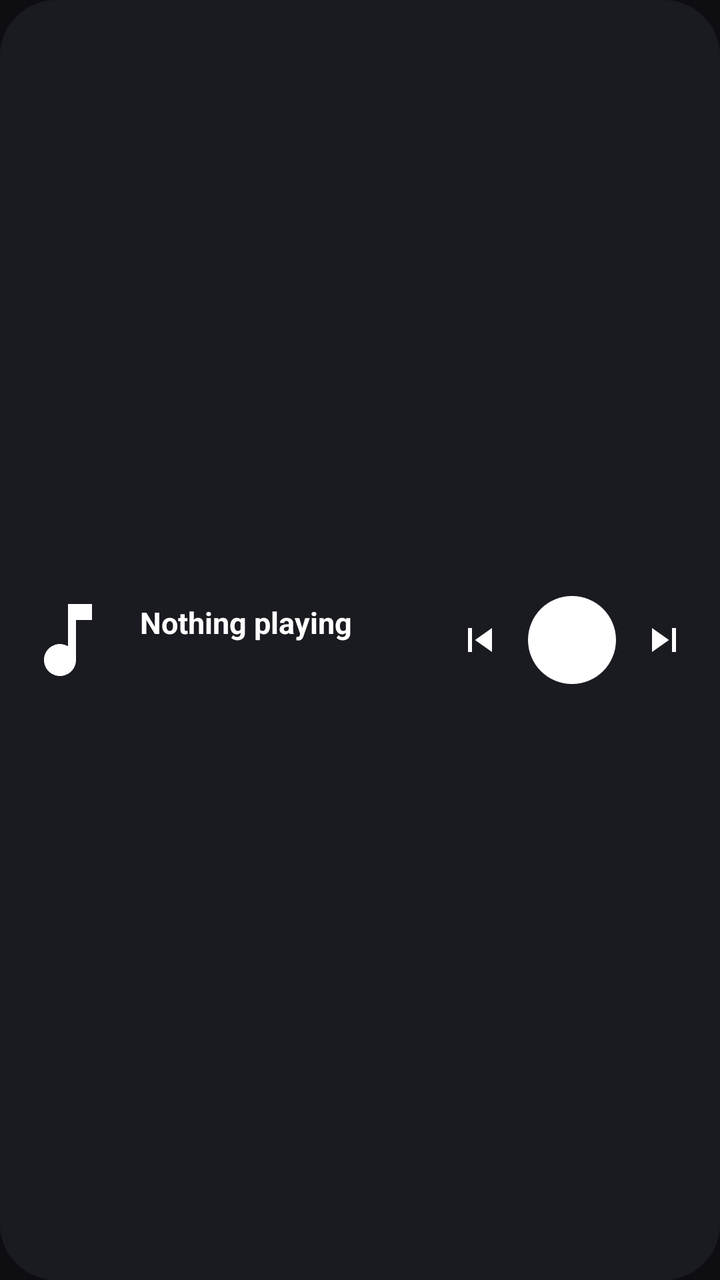
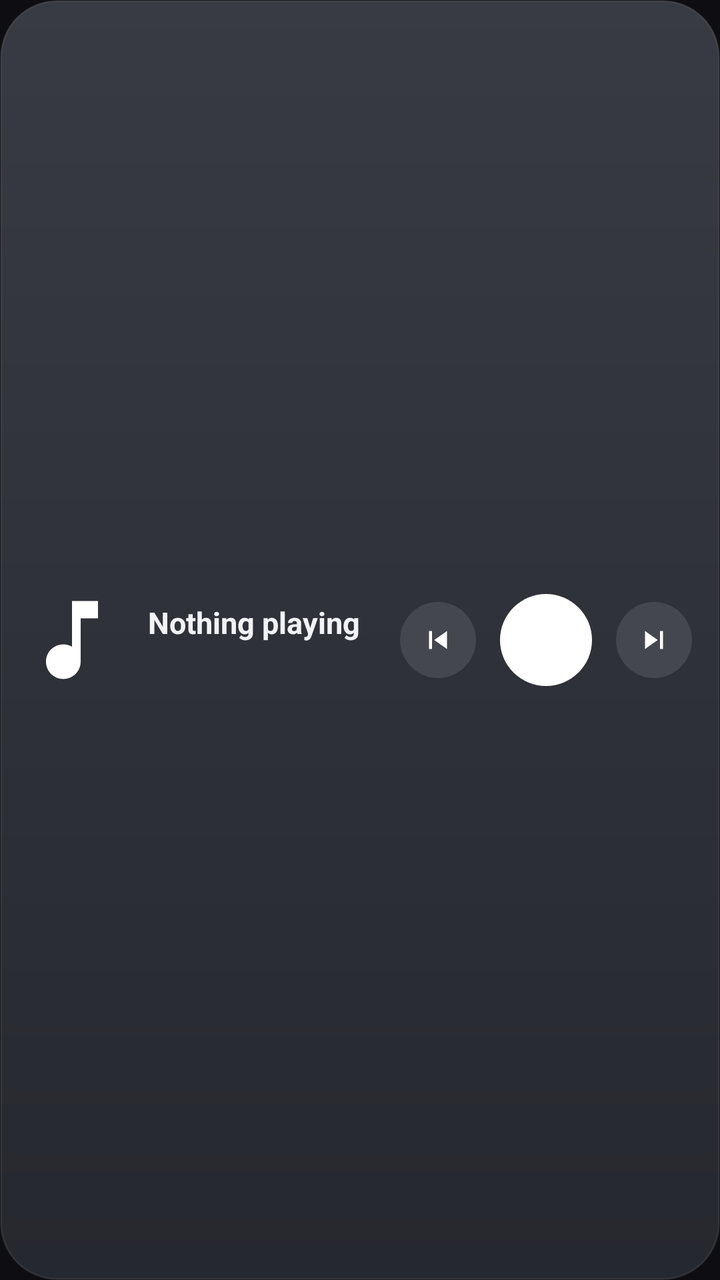

Two renders of the same Android screen: before a commit and after it. Below are the layout's source before the change and the commit's diff.
<!-- AndroidManifest.xml: application theme Theme.Pocketfader -->
<!-- res/layout/widget_now_bar.xml -->
<?xml version="1.0" encoding="utf-8"?>
<FrameLayout xmlns:android="http://schemas.android.com/apk/res/android" android:id="@+id/root" android:layout_width="match_parent" android:layout_height="match_parent" android:background="@drawable/widget_bg">
    <ImageView android:id="@+id/bg" android:layout_width="match_parent" android:layout_height="match_parent" android:scaleType="fitXY" android:contentDescription="@null" />
    <LinearLayout android:layout_width="match_parent" android:layout_height="match_parent" android:orientation="horizontal" android:gravity="center_vertical" android:paddingStart="10dp" android:paddingEnd="8dp">
        <ImageView android:id="@+id/cover" android:layout_width="48dp" android:layout_height="48dp" android:scaleType="fitXY" android:src="@drawable/ic_w_music" android:contentDescription="Cover" />
        <LinearLayout android:layout_width="0dp" android:layout_height="wrap_content" android:layout_weight="1" android:layout_marginStart="12dp" android:orientation="vertical">
            <TextView android:id="@+id/title" android:layout_width="match_parent" android:layout_height="wrap_content" android:textColor="#FFFFFFFF" android:textSize="15sp" android:textStyle="bold" android:singleLine="true" android:ellipsize="end" android:text="Nothing playing" />
            <TextView android:id="@+id/artist" android:layout_width="match_parent" android:layout_height="wrap_content" android:textColor="#DDFFFFFF" android:textSize="12.5sp" android:singleLine="true" android:ellipsize="end" />
        </LinearLayout>
        <ImageView android:id="@+id/prev" android:layout_width="40dp" android:layout_height="40dp" android:padding="8dp"
                android:src="@drawable/ic_w_prev" android:background="?android:attr/selectableItemBackgroundBorderless" android:contentDescription="Previous" />
        <FrameLayout android:id="@+id/play_box" android:layout_width="44dp" android:layout_height="44dp" android:layout_marginStart="4dp" android:layout_marginEnd="4dp">
                <ImageView android:id="@+id/play_bg" android:layout_width="match_parent" android:layout_height="match_parent" android:src="@drawable/widget_circle" android:contentDescription="@null" />
                <ImageView android:id="@+id/play" android:layout_width="24dp" android:layout_height="24dp" android:layout_gravity="center" android:src="@drawable/ic_w_play" android:contentDescription="Play or pause" />
            </FrameLayout>
        <ImageView android:id="@+id/next" android:layout_width="40dp" android:layout_height="40dp" android:padding="8dp"
                android:src="@drawable/ic_w_next" android:background="?android:attr/selectableItemBackgroundBorderless" android:contentDescription="Next" />
    </LinearLayout>
</FrameLayout>
<!-- resources referenced by this layout -->
<resources>
  <!-- drawable ic_w_music (drawable) -->
  <?xml version="1.0" encoding="utf-8"?>
  <vector xmlns:android="http://schemas.android.com/apk/res/android"
      android:width="24dp" android:height="24dp" android:viewportWidth="24" android:viewportHeight="24">
      <path android:fillColor="#FFFFFFFF" android:pathData="M12,3v10.55c-0.59,-0.34 -1.27,-0.55 -2,-0.55 -2.21,0 -4,1.79 -4,4s1.79,4 4,4 4,-1.79 4,-4V7h4V3h-6z" />
  </vector>
  <!-- drawable ic_w_next (drawable) -->
  <?xml version="1.0" encoding="utf-8"?>
  <vector xmlns:android="http://schemas.android.com/apk/res/android"
      android:width="24dp" android:height="24dp" android:viewportWidth="24" android:viewportHeight="24">
      <path android:fillColor="#FFFFFFFF" android:pathData="M6,18l8.5,-6L6,6v12zM16,6v12h2V6h-2z" />
  </vector>
  <!-- drawable ic_w_play (drawable) -->
  <?xml version="1.0" encoding="utf-8"?>
  <vector xmlns:android="http://schemas.android.com/apk/res/android"
      android:width="24dp" android:height="24dp" android:viewportWidth="24" android:viewportHeight="24">
      <path android:fillColor="#FFFFFFFF" android:pathData="M8,5v14l11,-7z" />
  </vector>
  <!-- drawable ic_w_prev (drawable) -->
  <?xml version="1.0" encoding="utf-8"?>
  <vector xmlns:android="http://schemas.android.com/apk/res/android"
      android:width="24dp" android:height="24dp" android:viewportWidth="24" android:viewportHeight="24">
      <path android:fillColor="#FFFFFFFF" android:pathData="M6,6h2v12H6zm3.5,6l8.5,6V6z" />
  </vector>
  <!-- drawable widget_bg (drawable) -->
  <?xml version="1.0" encoding="utf-8"?>
  <shape xmlns:android="http://schemas.android.com/apk/res/android" android:shape="rectangle"><solid android:color="#F01B1B22" /><corners android:radius="28dp" /></shape>
  <!-- drawable widget_circle (drawable) -->
  <?xml version="1.0" encoding="utf-8"?>
  <shape xmlns:android="http://schemas.android.com/apk/res/android" android:shape="oval"><solid android:color="#FFFFFFFF" /></shape>
  <style name="Theme.Pocketfader" parent="@android:style/Theme.Material.NoActionBar">
          <item name="android:windowBackground">@color/pf_window</item>
          <item name="android:statusBarColor">@android:color/transparent</item>
          <item name="android:navigationBarColor">@android:color/transparent</item>
      </style>
  <color name="pf_window">#0E0E12</color>
</resources>

<!-- the commit's change to res/layout/widget_now_bar.xml (unified diff, before → after) -->
@@ -1,19 +1,20 @@
 <?xml version="1.0" encoding="utf-8"?>
-<FrameLayout xmlns:android="http://schemas.android.com/apk/res/android" android:id="@+id/root" android:layout_width="match_parent" android:layout_height="match_parent" android:background="@drawable/widget_bg">
-    <ImageView android:id="@+id/bg" android:layout_width="match_parent" android:layout_height="match_parent" android:scaleType="fitXY" android:contentDescription="@null" />
-    <LinearLayout android:layout_width="match_parent" android:layout_height="match_parent" android:orientation="horizontal" android:gravity="center_vertical" android:paddingStart="10dp" android:paddingEnd="8dp">
-        <ImageView android:id="@+id/cover" android:layout_width="48dp" android:layout_height="48dp" android:scaleType="fitXY" android:src="@drawable/ic_w_music" android:contentDescription="Cover" />
-        <LinearLayout android:layout_width="0dp" android:layout_height="wrap_content" android:layout_weight="1" android:layout_marginStart="12dp" android:orientation="vertical">
-            <TextView android:id="@+id/title" android:layout_width="match_parent" android:layout_height="wrap_content" android:textColor="#FFFFFFFF" android:textSize="15sp" android:textStyle="bold" android:singleLine="true" android:ellipsize="end" android:text="Nothing playing" />
-            <TextView android:id="@+id/artist" android:layout_width="match_parent" android:layout_height="wrap_content" android:textColor="#DDFFFFFF" android:textSize="12.5sp" android:singleLine="true" android:ellipsize="end" />
-        </LinearLayout>
-        <ImageView android:id="@+id/prev" android:layout_width="40dp" android:layout_height="40dp" android:padding="8dp"
-                android:src="@drawable/ic_w_prev" android:background="?android:attr/selectableItemBackgroundBorderless" android:contentDescription="Previous" />
-        <FrameLayout android:id="@+id/play_box" android:layout_width="44dp" android:layout_height="44dp" android:layout_marginStart="4dp" android:layout_marginEnd="4dp">
+<LinearLayout xmlns:android="http://schemas.android.com/apk/res/android" android:id="@+id/root" android:layout_width="match_parent" android:layout_height="match_parent" android:orientation="horizontal" android:gravity="center_vertical" android:background="@drawable/widget_card" android:paddingStart="10dp" android:paddingEnd="8dp" android:paddingTop="8dp" android:paddingBottom="8dp">
+    <ImageView android:id="@+id/cover" android:layout_width="52dp" android:layout_height="52dp" android:scaleType="fitXY" android:src="@drawable/ic_w_music" android:contentDescription="Cover" />
+    <LinearLayout android:layout_width="0dp" android:layout_height="wrap_content" android:layout_weight="1" android:layout_marginStart="12dp" android:orientation="vertical">
+        <LinearLayout android:layout_width="match_parent" android:layout_height="wrap_content" android:orientation="horizontal"><TextView android:id="@+id/title" android:layout_width="0dp" android:layout_height="wrap_content" android:layout_weight="1" android:textColor="#FFF2F3F7" android:textSize="15sp" android:textStyle="bold" android:singleLine="true" android:ellipsize="end" android:text="Nothing playing" /></LinearLayout>
+        <TextView android:id="@+id/artist" android:layout_width="match_parent" android:layout_height="wrap_content" android:textColor="#FFA9ACB6" android:textSize="12.5sp" android:singleLine="true" android:ellipsize="end" />
+    </LinearLayout>
+    <FrameLayout android:id="@+id/prev" android:layout_width="38dp" android:layout_height="38dp" android:layout_marginStart="6dp" android:layout_marginEnd="6dp">
+                <ImageView android:layout_width="match_parent" android:layout_height="match_parent" android:src="@drawable/widget_circle_dark" android:contentDescription="@null" />
+                <ImageView android:id="@+id/prev_icon" android:layout_width="18dp" android:layout_height="18dp" android:layout_gravity="center" android:src="@drawable/ic_w_prev" android:contentDescription="Previous" />
+            </FrameLayout>
+    <FrameLayout android:id="@+id/play_box" android:layout_width="46dp" android:layout_height="46dp" android:layout_marginStart="6dp" android:layout_marginEnd="6dp">
                 <ImageView android:id="@+id/play_bg" android:layout_width="match_parent" android:layout_height="match_parent" android:src="@drawable/widget_circle" android:contentDescription="@null" />
                 <ImageView android:id="@+id/play" android:layout_width="24dp" android:layout_height="24dp" android:layout_gravity="center" android:src="@drawable/ic_w_play" android:contentDescription="Play or pause" />
             </FrameLayout>
-        <ImageView android:id="@+id/next" android:layout_width="40dp" android:layout_height="40dp" android:padding="8dp"
-                android:src="@drawable/ic_w_next" android:background="?android:attr/selectableItemBackgroundBorderless" android:contentDescription="Next" />
-    </LinearLayout>
-</FrameLayout>
+    <FrameLayout android:id="@+id/next" android:layout_width="38dp" android:layout_height="38dp" android:layout_marginStart="6dp" android:layout_marginEnd="6dp">
+                <ImageView android:layout_width="match_parent" android:layout_height="match_parent" android:src="@drawable/widget_circle_dark" android:contentDescription="@null" />
+                <ImageView android:id="@+id/next_icon" android:layout_width="18dp" android:layout_height="18dp" android:layout_gravity="center" android:src="@drawable/ic_w_next" android:contentDescription="Next" />
+            </FrameLayout>
+</LinearLayout>
<!-- resource entries referenced after the edit -->
@@ -24,12 +24,19 @@
       android:width="24dp" android:height="24dp" android:viewportWidth="24" android:viewportHeight="24">
       <path android:fillColor="#FFFFFFFF" android:pathData="M6,6h2v12H6zm3.5,6l8.5,6V6z" />
   </vector>
-  <!-- drawable widget_bg (drawable) -->
+  <!-- drawable widget_card (drawable) -->
   <?xml version="1.0" encoding="utf-8"?>
-  <shape xmlns:android="http://schemas.android.com/apk/res/android" android:shape="rectangle"><solid android:color="#F01B1B22" /><corners android:radius="28dp" /></shape>
+  <shape xmlns:android="http://schemas.android.com/apk/res/android" android:shape="rectangle">
+      <gradient android:angle="270" android:startColor="#F23A3D45" android:endColor="#F2272930" />
+      <stroke android:width="1dp" android:color="#14FFFFFF" />
+      <corners android:radius="28dp" />
+  </shape>
   <!-- drawable widget_circle (drawable) -->
   <?xml version="1.0" encoding="utf-8"?>
   <shape xmlns:android="http://schemas.android.com/apk/res/android" android:shape="oval"><solid android:color="#FFFFFFFF" /></shape>
+  <!-- drawable widget_circle_dark (drawable) -->
+  <?xml version="1.0" encoding="utf-8"?>
+  <shape xmlns:android="http://schemas.android.com/apk/res/android" android:shape="oval"><solid android:color="#FF45474F" /></shape>
   <style name="Theme.Pocketfader" parent="@android:style/Theme.Material.NoActionBar">
           <item name="android:windowBackground">@color/pf_window</item>
           <item name="android:statusBarColor">@android:color/transparent</item>
